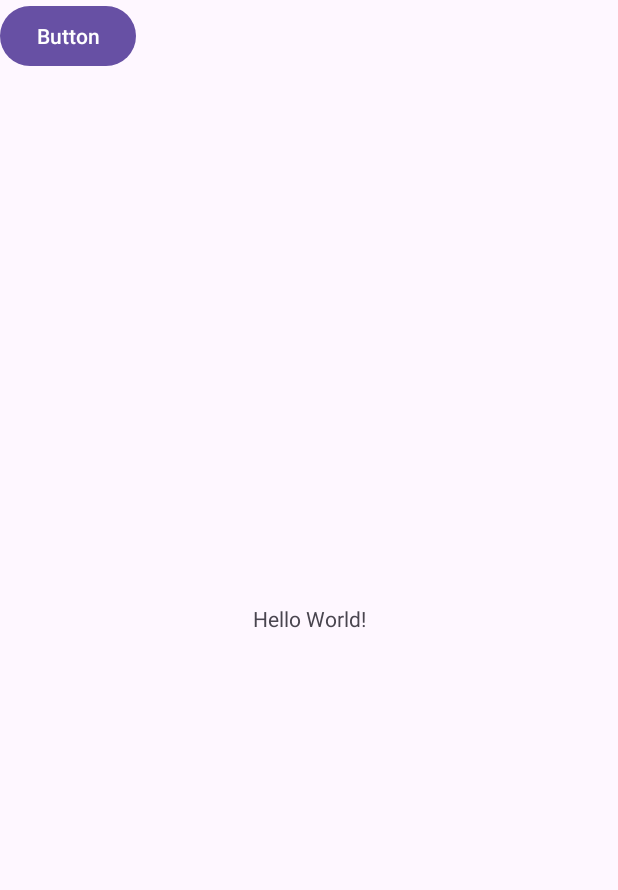
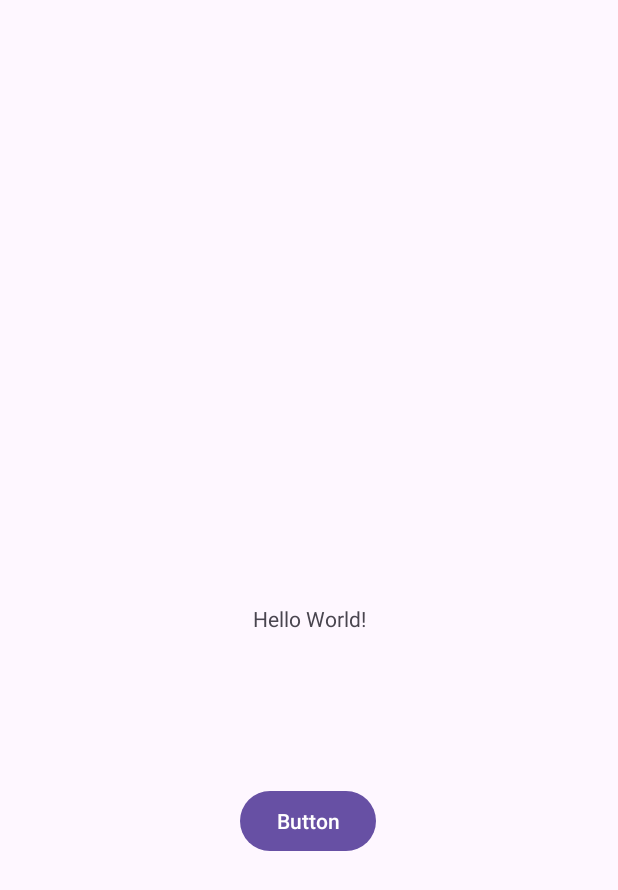
Before and after one commit to isukanimalasuriya/MAD-LabExam2, an Android app: the screen it shows after launch (MainActivity), on a phone screen of 412 x 824 dp. Shown: the top 890 px of the screen. Run offline under Robolectric (Android 15) with nearby library versions, the phone set to English and light mode, and no system bars.

Commit message:
Constraint added

```diff
--- a/app/src/main/res/layout/activity_main.xml
+++ b/app/src/main/res/layout/activity_main.xml
@@ -8,6 +8,7 @@
     tools:context=".MainActivity">
 
     <TextView
+        android:id="@+id/textView"
         android:layout_width="wrap_content"
         android:layout_height="wrap_content"
         android:text="Hello World!"
@@ -21,7 +22,11 @@
         android:layout_width="wrap_content"
         android:layout_height="wrap_content"
         android:text="Button"
-        tools:layout_editor_absoluteX="172dp"
-        tools:layout_editor_absoluteY="430dp" />
+        app:layout_constraintBottom_toBottomOf="parent"
+        app:layout_constraintEnd_toEndOf="parent"
+        app:layout_constraintHorizontal_bias="0.498"
+        app:layout_constraintStart_toStartOf="parent"
+        app:layout_constraintTop_toTopOf="parent"
+        app:layout_constraintVertical_bias="0.674" />
 
 </androidx.constraintlayout.widget.ConstraintLayout>
```
